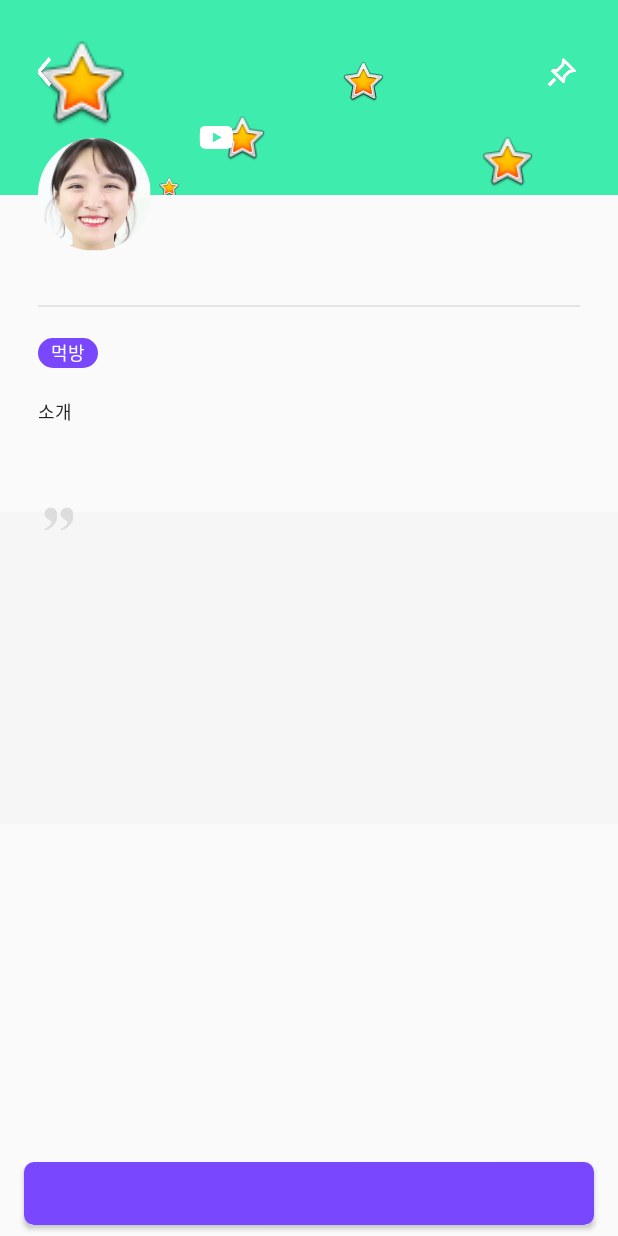
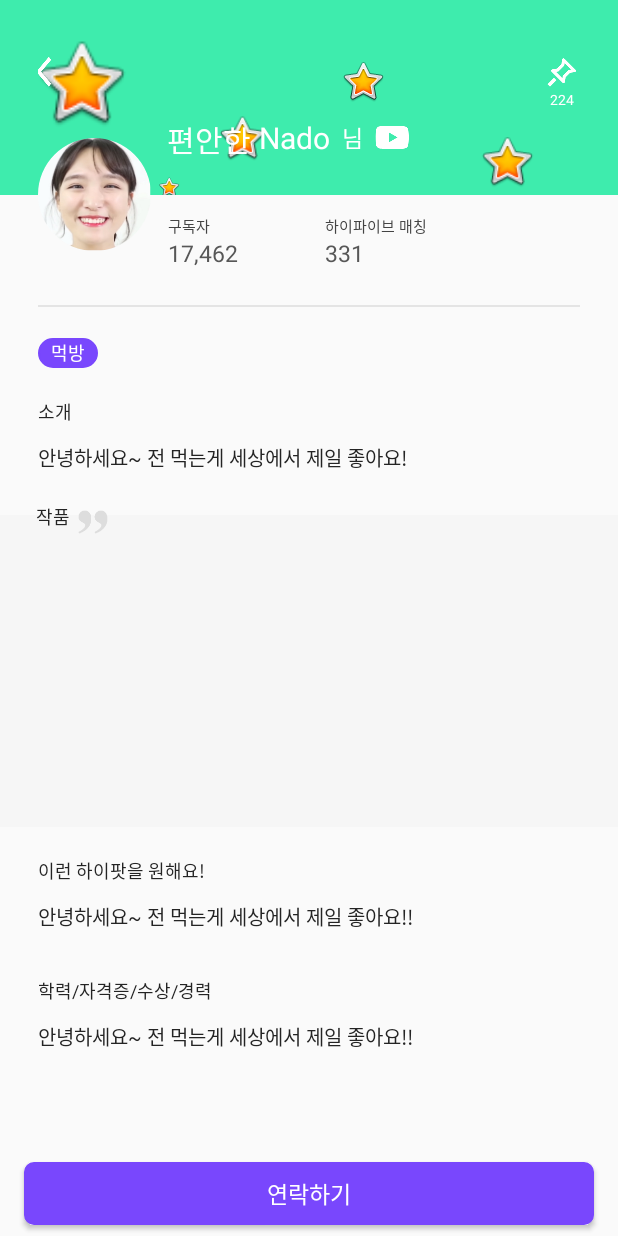
Before and after one commit to dlthgml1997/HiPart_ANDROID, an Android app: the fragment HipartDetailTpatFragment shown on its own in the app's theme, on a phone screen of 412 x 824 dp. Run offline under Robolectric (Android 15) with nearby library versions, the phone set to English and light mode, and no system bars.

Commit message:
HipartDetailFragments view finished

```diff
--- a/app/src/main/res/layout/fragment_hipart_detail_tpat.xml
+++ b/app/src/main/res/layout/fragment_hipart_detail_tpat.xml
@@ -6,12 +6,12 @@
                 tools:context=".ui.hipart.HipartDetailCpatFragment"
                 android:orientation="vertical">
     <RelativeLayout android:layout_width="match_parent" android:layout_height="203dp"
-                    android:id="@+id/rl_frag_hip_det_c_title">
+                    android:id="@+id/rl_frag_hip_det_t_title">
 
         <android.support.constraint.ConstraintLayout
                 android:layout_width="match_parent" android:layout_height="130dp"
                 android:background="#3eecad"
-                android:id="@+id/cl_frag_hip_det_c_top"
+                android:id="@+id/cl_frag_hip_det_t_top"
         >
             <ImageView
                     android:src="@android:drawable/btn_star_big_on"
@@ -57,14 +57,14 @@
                     android:src="@drawable/pofol_back_white_icon"
                     android:layout_width="wrap_content"
                     android:layout_height="wrap_content"
-                    android:id="@+id/iv_frag_hip_det_c_back" android:layout_marginTop="36dp"
+                    android:id="@+id/iv_frag_hip_det_t_back" android:layout_marginTop="36dp"
                     app:layout_constraintTop_toTopOf="parent" app:layout_constraintStart_toStartOf="parent"
                     android:layout_marginStart="17dp"/>
             <ImageView
                     android:src="@drawable/pofol_pick_off_white_icon"
                     android:layout_width="24dp"
                     android:layout_height="24dp"
-                    android:id="@+id/iv_frag_hip_det_c_pick_off"
+                    android:id="@+id/iv_frag_hip_det_t_pick_off"
                     android:layout_marginTop="36dp" app:layout_constraintTop_toTopOf="parent"
                     app:layout_constraintEnd_toEndOf="parent" android:layout_marginEnd="25dp"/>
             <TextView
@@ -73,9 +73,9 @@
                     android:textSize="9sp"
                     android:textColor="#ffffff"
                     android:lineSpacingExtra="1sp"
-                    tools:text="224"
+                    android:text="224"
                     android:id="@+id/textView"
-                    app:layout_constraintTop_toBottomOf="@+id/iv_frag_hip_det_c_pick_off"
+                    app:layout_constraintTop_toBottomOf="@+id/iv_frag_hip_det_t_pick_off"
                     app:layout_constraintEnd_toEndOf="parent"
                     android:layout_marginEnd="29dp"/>
             <TextView
@@ -84,8 +84,8 @@
                     android:textSize="20sp"
                     android:textColor="#ffffff"
                     android:lineSpacingExtra="3sp"
-                    tools:text="편안한"
-                    android:id="@+id/tv_frag_hip_det_c_status" android:layout_marginTop="78dp"
+                    android:text="편안한"
+                    android:id="@+id/tv_frag_hip_det_t_status" android:layout_marginTop="78dp"
                     app:layout_constraintTop_toTopOf="parent" app:layout_constraintStart_toStartOf="parent"
                     android:layout_marginStart="111dp"/>
             <TextView
@@ -94,17 +94,17 @@
                     android:textSize="20sp"
                     android:textColor="#ffffff"
                     android:lineSpacingExtra="3sp"
-                    tools:text="Nado"
-                    android:id="@+id/textView3" app:layout_constraintStart_toEndOf="@+id/tv_frag_hip_det_c_status"
+                    android:text="Nado"
+                    android:id="@+id/textView3" app:layout_constraintStart_toEndOf="@+id/tv_frag_hip_det_t_status"
                     android:layout_marginStart="5dp"
-                    app:layout_constraintTop_toTopOf="@+id/tv_frag_hip_det_c_status"/>
+                    app:layout_constraintTop_toTopOf="@+id/tv_frag_hip_det_t_status"/>
             <TextView
                     android:layout_width="wrap_content"
                     android:layout_height="wrap_content"
                     android:textSize="15sp"
                     android:textColor="#ffffff"
                     android:lineSpacingExtra="2sp"
-                    tools:text="님"
+                    android:text="님"
                     android:id="@+id/textView4" app:layout_constraintStart_toEndOf="@+id/textView3"
                     android:layout_marginStart="8dp"
                     app:layout_constraintTop_toTopOf="@+id/textView3"
@@ -126,7 +126,7 @@
                 android:layout_marginLeft="25dp"/>
         <LinearLayout android:layout_width="wrap_content" android:layout_height="wrap_content"
                       android:orientation="horizontal"
-                      android:layout_below="@id/cl_frag_hip_det_c_top"
+                      android:layout_below="@id/cl_frag_hip_det_t_top"
                       android:layout_toRightOf="@id/iv_frag_hip_det_t_photo"
                       android:layout_marginTop="12.7dp"
                       android:layout_marginLeft="11dp">
@@ -138,15 +138,15 @@
                           android:textSize="10sp"
                           android:textColor="#434343"
                           android:lineSpacingExtra="2sp"
-                          tools:text="구독자"/>
+                          android:text="구독자"/>
                 <TextView
                         android:layout_width="wrap_content"
                         android:layout_height="wrap_content"
                         android:textSize="15sp"
                         android:textColor="#575757"
                         android:lineSpacingExtra="2sp"
-                        tools:text="17,462"
-                        android:id="@+id/tv_frag_hip_det_c_sub_num"/>
+                        android:text="17,462"
+                        android:id="@+id/tv_frag_hip_det_t_sub_num"/>
 
             </LinearLayout>
 
@@ -159,14 +159,14 @@
                           android:textSize="10sp"
                           android:textColor="#434343"
                           android:lineSpacingExtra="2sp"
-                          tools:text="하이파이브 매칭"/>
+                          android:text="하이파이브 매칭"/>
                 <TextView
                         android:layout_width="wrap_content"
                         android:layout_height="wrap_content"
                         android:textSize="15sp"
                         android:textColor="#575757"
                         android:lineSpacingExtra="2sp"
-                        tools:text="331" android:id="@+id/tv_frag_hip_det_t_hifi_num"/>
+                        android:text="331" android:id="@+id/tv_frag_hip_det_t_hifi_num"/>
 
             </LinearLayout>
 
@@ -177,7 +177,7 @@
 
     <LinearLayout android:layout_width="match_parent" android:layout_height="match_parent"
                   android:orientation="vertical"
-                  android:layout_below="@id/rl_frag_hip_det_c_title">
+                  android:layout_below="@id/rl_frag_hip_det_t_title">
         <RelativeLayout android:layout_width="match_parent" android:layout_height="1dp"
                         android:background="#e4e4e4"
                         android:layout_marginHorizontal="25dp"></RelativeLayout>
@@ -223,9 +223,9 @@
                     android:textColor="#242424"
                     android:lineSpacingExtra="8dp"
                     android:gravity="center_horizontal"
-                    tools:text="안녕하세요~ 전 먹는게 세상에서 제일 좋아요!"
+                    android:text="안녕하세요~ 전 먹는게 세상에서 제일 좋아요!"
                     android:layout_marginTop="11dp"
-                    android:id="@+id/tv_frag_hip_det_c_tag_primary"/>
+                    android:id="@+id/tv_frag_hip_det_t_intro"/>
         </LinearLayout>
 
         <RelativeLayout android:layout_width="match_parent" android:layout_height="wrap_content"
@@ -251,7 +251,7 @@
                         android:textSize="12sp"
                         android:textColor="#242424"
                         android:lineSpacingExtra="1sp"
-                        tools:text="작품"
+                        android:text="작품"
                         android:layout_marginLeft="24dp"/>
                 <ImageView android:layout_width="wrap_content" android:layout_height="wrap_content"
                            android:src="@drawable/hipat_tpat_work_adot_img"/>
@@ -269,7 +269,7 @@
                     android:textSize="12sp"
                     android:textColor="#242424"
                     android:lineSpacingExtra="1sp"
-                    tools:text="이런 하이팟을 원해요!"
+                    android:text="이런 하이팟을 원해요!"
             />
             <TextView
                     android:layout_width="wrap_content"
@@ -278,7 +278,7 @@
                     android:textColor="#242424"
                     android:lineSpacingExtra="8dp"
                     android:gravity="center_horizontal"
-                    tools:text="안녕하세요~ 전 먹는게 세상에서 제일 좋아요!!"
+                    android:text="안녕하세요~ 전 먹는게 세상에서 제일 좋아요!!"
                     android:layout_marginTop="11dp"
                     android:id="@+id/tv_frag_hip_det_t_tag_want"/>
 
@@ -295,7 +295,7 @@
                     android:textSize="12sp"
                     android:textColor="#242424"
                     android:lineSpacingExtra="1sp"
-                    tools:text="학력/자격증/수상/경력"
+                    android:text="학력/자격증/수상/경력"
             />
             <TextView
                     android:layout_width="wrap_content"
@@ -304,7 +304,7 @@
                     android:textColor="#242424"
                     android:lineSpacingExtra="8dp"
                     android:gravity="center_horizontal"
-                    tools:text="안녕하세요~ 전 먹는게 세상에서 제일 좋아요!!"
+                    android:text="안녕하세요~ 전 먹는게 세상에서 제일 좋아요!!"
                     android:layout_marginTop="11dp"
                     android:id="@+id/tv_frag_hip_det_t_spec"/>
 
@@ -321,7 +321,7 @@
                 android:textColor="#ffffff"
                 android:lineSpacingExtra="12sp"
                 android:gravity="center"
-                tools:text="연락하기"
+                android:text="연락하기"
                 android:layout_marginHorizontal="16dp"
                 android:id="@+id/btn_frag_hip_det_t_call"/>
     </RelativeLayout>
```
Also changed, not shown: app/src/main/res/layout/fragment_hipart_detail_cpat.xml (+15 -15 lines), app/src/main/res/layout/fragment_hipart_detail_eetc.xml (+27 -26 lines).
